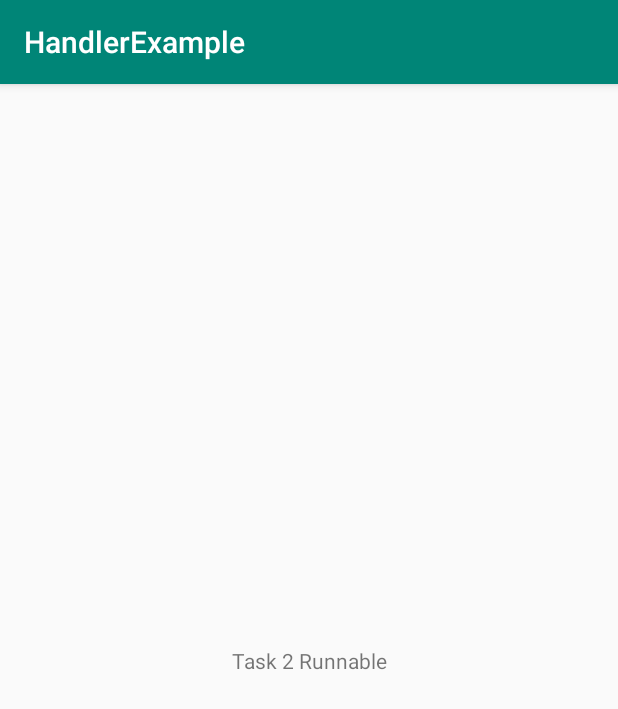
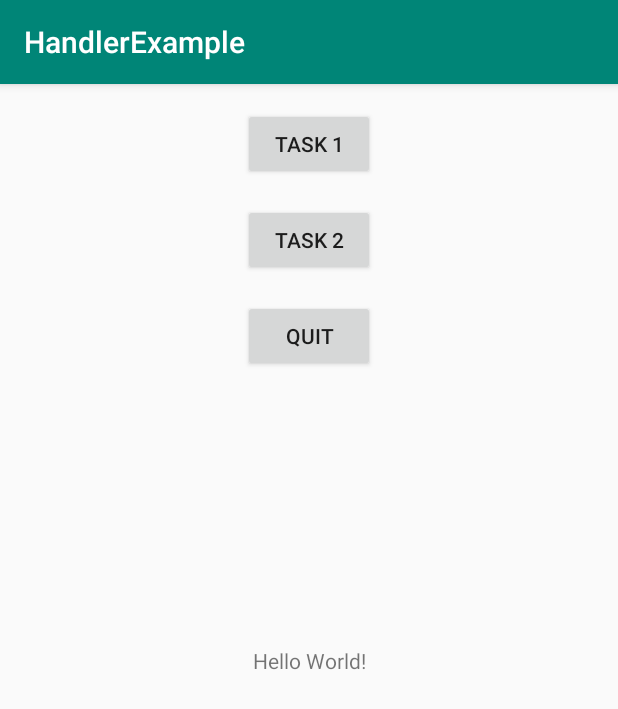
Before and after one commit to pjoshi08/handler_concepts, an Android app: the screen it shows after launch (MainActivity), on a phone screen of 412 x 824 dp. Shown: the top 709 px of the screen. Run offline under Robolectric (Android 15) with nearby library versions, the phone set to English and light mode, and no system bars.

Commit message:
Ex2: Handler Looper

```diff
--- /dev/null
+++ b/app/src/main/java/com/example/handlerexample/LooperThread.java
@@ -0,0 +1,77 @@
+package com.example.handlerexample;
+
+import android.os.Handler;
+import android.os.Looper;
+import android.os.Message;
+
+public class LooperThread extends Thread {
+
+    static final int TASK1 = 1;
+    static final int TASK2 = 2;
+    static final int TASK3 = 3;
+    private static final String TAG = "LooperThread";
+    private Handler bgThreadHandler;
+    private Handler mainThreadHandler;
+
+    LooperThread(Handler mainThreadHandler) {
+        super(TAG);
+        this.mainThreadHandler = mainThreadHandler;
+        start();
+    }
+
+    @Override
+    public void run() {
+        Looper.prepare();
+
+        bgThreadHandler = new Handler(Looper.myLooper()) {
+            @Override
+            public void handleMessage(Message msg) {
+                Message message = Message.obtain();
+                switch (msg.what) {
+                    case TASK1:
+                        threadSleep(1000);
+
+                        message.obj = "Task1 executed";
+                        msg.what = TASK1;
+                        mainThreadHandler.sendMessage(message);
+                        break;
+                    case TASK2:
+                        threadSleep(2000);
+
+                        message.obj = "Task2 executed";
+                        msg.what = TASK2;
+                        mainThreadHandler.sendMessage(message);
+                        break;
+
+                    case TASK3:
+                        threadSleep(2000);
+
+                        quit();
+                        break;
+                }
+            }
+        };
+
+        Looper.loop();
+    }
+
+    private void threadSleep(long millis) {
+        try {
+            Thread.sleep(millis);
+        } catch (InterruptedException e) {
+            e.printStackTrace();
+        }
+    }
+
+    void quit() {
+        // Looper.quit() is called
+        bgThreadHandler.getLooper().quit();
+        Message message = Message.obtain();
+        message.obj = "Looper Terminated";
+        mainThreadHandler.sendMessage(message);
+    }
+
+    Handler getBgThreadHandler() {
+        return bgThreadHandler;
+    }
+}
--- a/app/src/main/java/com/example/handlerexample/MainActivity.java
+++ b/app/src/main/java/com/example/handlerexample/MainActivity.java
@@ -6,13 +6,14 @@ import android.os.Bundle;
 import android.os.Handler;
 import android.os.Looper;
 import android.os.Message;
+import android.view.View;
 import android.widget.TextView;
 
 public class MainActivity extends AppCompatActivity {
 
     private TextView tvMessage;
-    private SimpleWorker worker;
-    private Handler handler;
+    private LooperThread worker;
+    private Handler mainThreadHandler;
 
     @Override
     protected void onCreate(Bundle savedInstanceState) {
@@ -23,47 +24,33 @@ public class MainActivity extends AppCompatActivity {
 
         setupHandler();
 
-        initiateTasks();
-    }
+        instantiateWorker();
 
-    private void initiateTasks() {
-        worker = new SimpleWorker();
+        findViewById(R.id.task1).setOnClickListener(v -> {
+            Message message = Message.obtain();
+            message.what = LooperThread.TASK1;
+            worker.getBgThreadHandler().sendMessage(message);
+        });
 
-        worker.execute(() -> {
-            try {
-                Thread.sleep(1000);
-            } catch (InterruptedException e) {
-                e.printStackTrace();
-            }
+        findViewById(R.id.task2).setOnClickListener(v -> {
+            Message message = Message.obtain();
+            message.what = LooperThread.TASK2;
+            worker.getBgThreadHandler().sendMessage(message);
+        });
 
+        findViewById(R.id.task3).setOnClickListener(v -> {
             Message message = Message.obtain();
-            message.obj = "Task 1 Runnable";
-            handler.sendMessage(message);
-        }).execute(() -> {
-            try {
-                Thread.sleep(2000);
-            } catch (InterruptedException e) {
-                e.printStackTrace();
-            }
-
-            Message message = Message.obtain();
-            message.obj = "Task 2 Runnable";
-            handler.sendMessage(message);
-        }).execute(() -> {
-            try {
-                Thread.sleep(1000);
-            } catch (InterruptedException e) {
-                e.printStackTrace();
-            }
-
-            Message message = Message.obtain();
-            message.obj = "Task 3 Runnable";
-            handler.sendMessage(message);
+            message.what = LooperThread.TASK3;
+            worker.getBgThreadHandler().sendMessage(message);
         });
     }
 
+    private void instantiateWorker() {
+        worker = new LooperThread(mainThreadHandler);
+    }
+
     private void setupHandler() {
-        handler = new Handler(Looper.getMainLooper()) {
+        mainThreadHandler = new Handler(Looper.getMainLooper()) {
             @Override
             public void handleMessage(Message msg) {
                 super.handleMessage(msg);
@@ -71,10 +58,4 @@ public class MainActivity extends AppCompatActivity {
             }
         };
     }
-
-    @Override
-    protected void onDestroy() {
-        super.onDestroy();
-        worker.quit();
-    }
 }
--- a/app/src/main/res/layout/activity_main.xml
+++ b/app/src/main/res/layout/activity_main.xml
@@ -5,6 +5,36 @@
     android:layout_width="match_parent"
     android:layout_height="match_parent"
     tools:context=".MainActivity">
+
+    <Button
+        android:id="@+id/task1"
+        android:layout_width="wrap_content"
+        android:layout_height="wrap_content"
+        app:layout_constraintStart_toStartOf="parent"
+        app:layout_constraintEnd_toEndOf="parent"
+        app:layout_constraintTop_toTopOf="parent"
+        android:layout_marginTop="16dp"
+        android:text="@string/task_1"/>
+
+    <Button
+        android:id="@+id/task2"
+        android:layout_width="wrap_content"
+        android:layout_height="wrap_content"
+        app:layout_constraintStart_toStartOf="parent"
+        app:layout_constraintEnd_toEndOf="parent"
+        app:layout_constraintTop_toBottomOf="@id/task1"
+        android:layout_marginTop="16dp"
+        android:text="@string/task_2"/>
+
+    <Button
+        android:id="@+id/task3"
+        android:layout_width="wrap_content"
+        android:layout_height="wrap_content"
+        app:layout_constraintStart_toStartOf="parent"
+        app:layout_constraintEnd_toEndOf="parent"
+        app:layout_constraintTop_toBottomOf="@id/task2"
+        android:layout_marginTop="16dp"
+        android:text="@string/quit"/>
 
     <TextView
         android:id="@+id/tvMessage"
--- a/app/src/main/res/values/strings.xml
+++ b/app/src/main/res/values/strings.xml
@@ -1,3 +1,6 @@
 <resources>
     <string name="app_name">HandlerExample</string>
+    <string name="task_1">Task 1</string>
+    <string name="task_2">Task 2</string>
+    <string name="quit">Quit</string>
 </resources>
```
